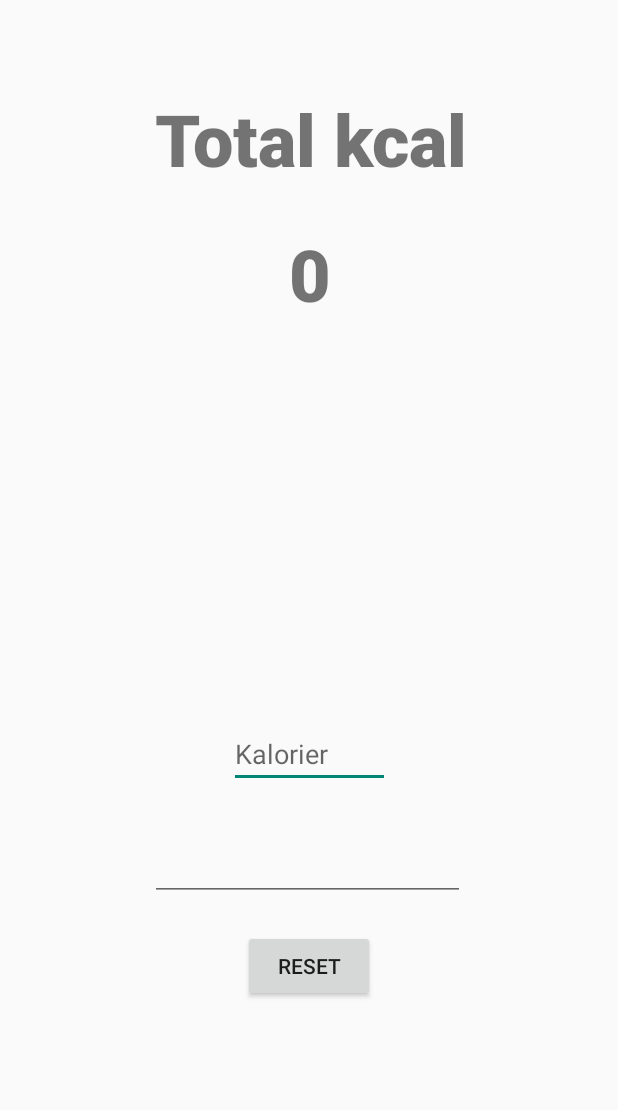
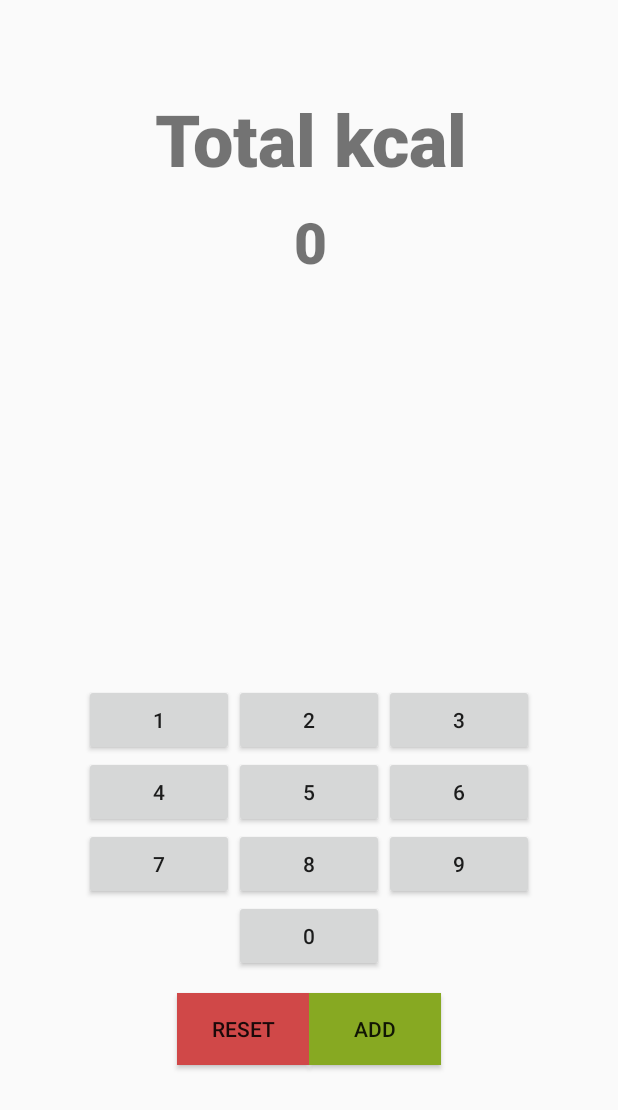
Before and after one commit to Kevin-Aas/KaloriApp, an Android app: the screen it shows after launch (MainActivity), after a tap on "RESET", on a phone screen of 412 x 824 dp. Shown: the top 1110 px of the screen. Run offline under Robolectric (Android 15) with nearby library versions, the phone set to English and light mode, and no system bars.

Commit message:
Replace number textview with buttons and include an add button

```diff
--- a/app/src/main/java/com/example/kaloriapp/MainActivity.java
+++ b/app/src/main/java/com/example/kaloriapp/MainActivity.java
@@ -17,7 +17,8 @@ import java.util.ArrayList;
 
 public class MainActivity extends AppCompatActivity {
 
-    final int[] totalKalori = {0};
+    String totalKcal = "0";
+    String newKcal = "";
 
     @Override
     protected void onCreate(Bundle savedInstanceState) {
@@ -26,50 +27,84 @@ public class MainActivity extends AppCompatActivity {
 
         getWindow().setSoftInputMode(WindowManager.LayoutParams.SOFT_INPUT_ADJUST_PAN);
 
-        TextView totalKaloriVisning = findViewById(R.id.totalKaloriView);
+        TextView totalKcalView = findViewById(R.id.totalKcal);
 
-        ArrayList<String> kaloriListe = new ArrayList<>();
+        ArrayList<String> kcalList = new ArrayList<>();
+        ListView lw = findViewById(R.id.listKcal);
 
-        ListView listeVisning = findViewById(R.id.listeVisning);
-        ArrayAdapter<String> arr = new ArrayAdapter<>(this, androidx.appcompat.R.layout.support_simple_spinner_dropdown_item, kaloriListe);
-        listeVisning.setAdapter(arr);
-
-        EditText kalorier = findViewById(R.id.kalorier);
-        kalorier.setOnClickListener(new View.OnClickListener() {
-            @Override
-            public void onClick(View view) {
-                String kalori = kalorier.getText().toString();
-                if (!kalori.equals("")) {
-                    kaloriListe.add(kalori);
-                    listeVisning.setAdapter(arr);
-
-                    totalKalori[0] = 0;
-                    for (String k : kaloriListe) {
-                        int kInt = Integer.parseInt(k);
-                        totalKalori[0] += kInt;
-                    }
-
-                }
-                kalorier.setText("");
-
-                String tot = Integer.toString(totalKalori[0]);
-                totalKaloriVisning.setText(tot);
-            }
-        });
+        ArrayAdapter<String> arr = new ArrayAdapter<>(this, androidx.appcompat.R.layout.support_simple_spinner_dropdown_item, kcalList);
+        lw.setAdapter(arr);
 
         Button reset = findViewById(R.id.reset);
         reset.setOnClickListener(new View.OnClickListener() {
             @Override
             public void onClick(View view) {
-                totalKalori[0] = 0;
-                String tot = Integer.toString(totalKalori[0]);
-                totalKaloriVisning.setText(tot);
-                kaloriListe.clear();
+                totalKcal = "0";
+                newKcal = "";
+                totalKcalView.setText("0");
+                kcalList.clear();
                 arr.clear();
-                listeVisning.setAdapter(arr);
+                lw.setAdapter(arr);
             }
         });
 
+        // Get the buttons
+        Button button0 = findViewById(R.id.button0);
+        Button button1 = findViewById(R.id.button1);
+        Button button2 = findViewById(R.id.button2);
+        Button button3 = findViewById(R.id.button3);
+        Button button4 = findViewById(R.id.button4);
+        Button button5 = findViewById(R.id.button5);
+        Button button6 = findViewById(R.id.button6);
+        Button button7 = findViewById(R.id.button7);
+        Button button8 = findViewById(R.id.button8);
+        Button button9 = findViewById(R.id.button9);
+        Button[] buttons = {
+                button0, button1, button2, button3, button4,
+                button5, button6, button7, button8, button9
+        };
+
+
+        for (int i=0; i<10; i++) {
+            Button b = buttons[i];
+            b.setOnClickListener(new View.OnClickListener() {
+                @Override
+                public void onClick(View view) {
+                    String number = b.getText().toString();
+                    if (number.equals("0") && newKcal.equals("")) {
+                        // No leading zero
+                    }
+                    else if (newKcal.length() > 3) {
+                        // Don't want to overfill the screen
+                    }
+                    else {
+                        newKcal += number;
+                        totalKcalView.setText(totalKcal+ "+(" + newKcal + ")");
+                    }
+                }
+            });
+        }
+
+        // Add button
+        Button add = findViewById(R.id.add);
+        add.setOnClickListener(new View.OnClickListener() {
+            @Override
+            public void onClick(View view) {
+                if (!newKcal.equals("")) {
+                    totalKcal = addIntStrings(totalKcal, newKcal);
+                    totalKcalView.setText(totalKcal);
+                    kcalList.add(newKcal);
+                    lw.setAdapter(arr);
+                    newKcal = "";
+                }
+            }
+        });
 
     }
+    public String addIntStrings(String s1, String s2) {
+        int i1 = Integer.parseInt(s1);
+        int i2 = Integer.parseInt(s2);
+        int tot = i1 + i2;
+        return "" + tot;
+    }
 }
--- a/app/src/main/res/layout/activity_main.xml
+++ b/app/src/main/res/layout/activity_main.xml
@@ -4,14 +4,14 @@
     xmlns:tools="http://schemas.android.com/tools"
     android:layout_width="wrap_content"
     android:layout_height="wrap_content"
+    android:layout_gravity="center_horizontal"
     tools:context=".MainActivity">
 
-    <RelativeLayout
+    <LinearLayout
         android:id="@+id/linearLayout"
         android:layout_width="413dp"
-        android:layout_height="270dp"
+        android:layout_height="250dp"
         android:orientation="vertical"
-        app:layout_constraintBottom_toTopOf="@+id/linearLayout2"
         app:layout_constraintEnd_toEndOf="parent"
         app:layout_constraintStart_toStartOf="parent"
         app:layout_constraintTop_toTopOf="parent">
@@ -28,77 +28,168 @@
             android:textSize="48sp" />
 
         <TextView
-            android:id="@+id/totalKaloriView"
+            android:id="@+id/totalKcal"
             android:layout_width="match_parent"
-            android:layout_height="100dp"
+            android:layout_height="wrap_content"
             android:layout_gravity="center"
             android:layout_marginHorizontal="100dp"
-            android:layout_marginTop="150dp"
+            android:layout_marginTop="15dp"
             android:fontFamily="sans-serif-black"
             android:text="0"
             android:textAlignment="center"
-            android:textSize="48sp" />
-    </RelativeLayout>
+            android:textSize="38sp" />
+    </LinearLayout>
 
-    <RelativeLayout
+    <LinearLayout
         android:id="@+id/linearLayout2"
         android:layout_width="409dp"
         android:layout_height="200dp"
         android:orientation="vertical"
-        app:layout_constraintBottom_toTopOf="@+id/linearLayout3"
         app:layout_constraintEnd_toEndOf="parent"
-        app:layout_constraintHorizontal_bias="0"
         app:layout_constraintStart_toStartOf="parent"
         app:layout_constraintTop_toBottomOf="@+id/linearLayout">
 
         <ListView
-            android:id="@+id/listeVisning"
+            android:id="@+id/listKcal"
             android:layout_width="match_parent"
-            android:layout_height="match_parent" />
-    </RelativeLayout>
+            android:layout_height="match_parent"
+            android:paddingHorizontal="10dp"
+            />
+    </LinearLayout>
 
-    <RelativeLayout
+    <LinearLayout
         android:id="@+id/linearLayout3"
-        android:layout_width="407dp"
-        android:layout_height="207dp"
+        android:layout_width="384dp"
+        android:layout_height="204dp"
+        android:gravity="center"
         android:orientation="vertical"
         app:layout_constraintBottom_toBottomOf="parent"
         app:layout_constraintEnd_toEndOf="parent"
         app:layout_constraintStart_toStartOf="parent"
-        app:layout_constraintTop_toBottomOf="@+id/linearLayout2">
+        app:layout_constraintTop_toBottomOf="@+id/linearLayout2"
+        app:layout_constraintVertical_bias="0.0">
 
-        <EditText
-            android:id="@+id/kalorier"
-            android:layout_width="wrap_content"
+        <LinearLayout
+            android:layout_width="match_parent"
             android:layout_height="wrap_content"
-            android:layout_marginHorizontal="150dp"
-            android:layout_marginTop="10dp"
-            android:ems="10"
-            android:hint="Kalorier"
-            android:inputType="number"
-            android:visibility="visible" />
+            android:gravity="center_horizontal"
+            android:orientation="horizontal">
+
+            <Button
+                android:id="@+id/button1"
+                android:layout_width="100dp"
+                android:layout_height="wrap_content"
+                android:text="1" />
+
+            <Button
+                android:id="@+id/button2"
+                android:layout_width="100dp"
+                android:layout_height="wrap_content"
+                android:text="2" />
+
+            <Button
+                android:id="@+id/button3"
+                android:layout_width="100dp"
+                android:layout_height="wrap_content"
+                android:text="3" />
+        </LinearLayout>
+
+        <LinearLayout
+            android:layout_width="match_parent"
+            android:layout_height="wrap_content"
+            android:gravity="center_horizontal"
+            android:orientation="horizontal">
+
+            <Button
+                android:id="@+id/button4"
+                android:layout_width="100dp"
+                android:layout_height="wrap_content"
+                android:text="4" />
+
+            <Button
+                android:id="@+id/button5"
+                android:layout_width="100dp"
+                android:layout_height="wrap_content"
+                android:text="5" />
+
+            <Button
+                android:id="@+id/button6"
+                android:layout_width="100dp"
+                android:layout_height="wrap_content"
+                android:text="6" />
+        </LinearLayout>
+
+        <LinearLayout
+            android:layout_width="match_parent"
+            android:layout_height="wrap_content"
+            android:gravity="center_horizontal"
+            android:orientation="horizontal">
+
+            <Button
+                android:id="@+id/button7"
+                android:layout_width="100dp"
+                android:layout_height="wrap_content"
+                android:text="7" />
+
+            <Button
+                android:id="@+id/button8"
+                android:layout_width="100dp"
+                android:layout_height="wrap_content"
+                android:text="8" />
+
+            <Button
+                android:id="@+id/button9"
+                android:layout_width="100dp"
+                android:layout_height="wrap_content"
+                android:text="9" />
+        </LinearLayout>
+
+        <LinearLayout
+            android:layout_width="match_parent"
+            android:layout_height="wrap_content"
+            android:gravity="center_horizontal">
+
+            <Button
+                android:id="@+id/button0"
+                android:layout_width="100dp"
+                android:layout_height="match_parent"
+                android:text="0" />
+        </LinearLayout>
+
+
+    </LinearLayout>
+
+
+
+    <LinearLayout
+        android:layout_width="414dp"
+        android:layout_height="64dp"
+        android:gravity="center"
+        android:orientation="horizontal"
+        app:layout_constraintBottom_toBottomOf="parent"
+        app:layout_constraintEnd_toEndOf="parent"
+        app:layout_constraintStart_toStartOf="parent"
+        app:layout_constraintTop_toBottomOf="@+id/linearLayout3">
+
+
 
         <Button
             android:id="@+id/reset"
             android:layout_width="wrap_content"
             android:layout_height="wrap_content"
-            android:layout_centerHorizontal="true"
-            android:layout_marginTop="150dp"
-            android:text="Reset" />
+            android:text="Reset"
+            android:background="#D04848"
+            />
 
-        <EditText
-            android:id="@+id/editTextNumberDecimal"
+        <Button
+            android:id="@+id/add"
             android:layout_width="wrap_content"
             android:layout_height="wrap_content"
-            android:layout_alignParentStart="true"
-            android:layout_alignParentTop="true"
-            android:layout_alignParentEnd="true"
-            android:layout_marginStart="97dp"
-            android:layout_marginTop="85dp"
-            android:layout_marginEnd="100dp"
-            android:ems="10"
-            android:inputType="numberDecimal" />
+            android:text="Add"
+            android:background="#87A922"
+            />
 
-    </RelativeLayout>
+    </LinearLayout>
+
 
 </androidx.constraintlayout.widget.ConstraintLayout>
```
